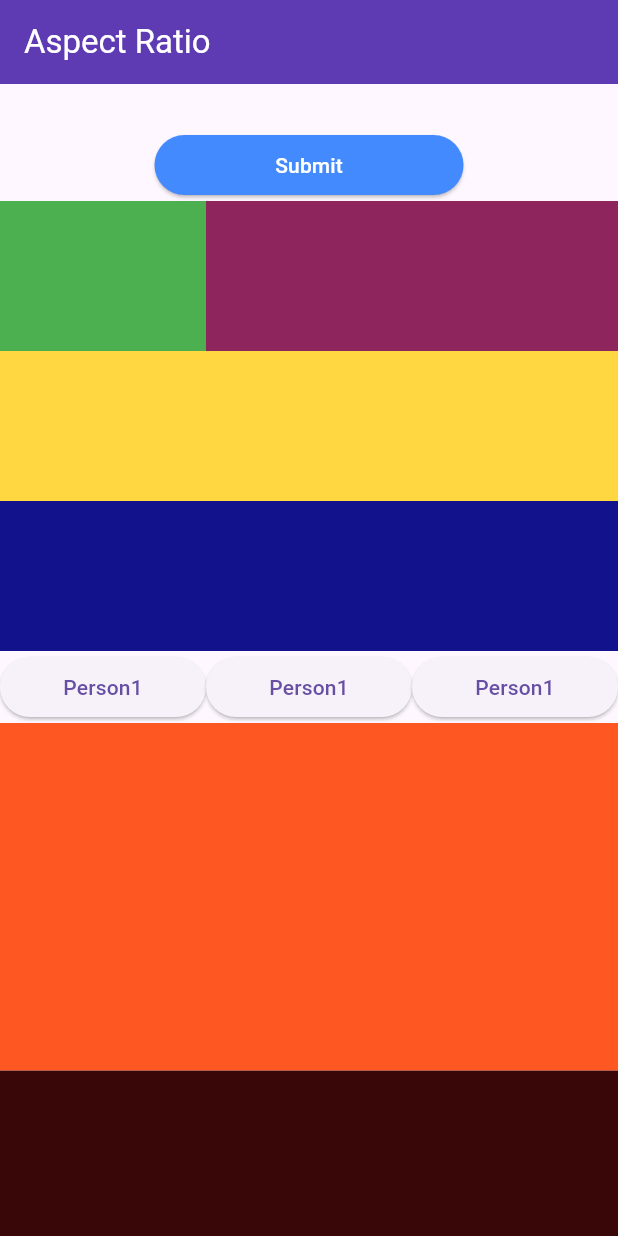
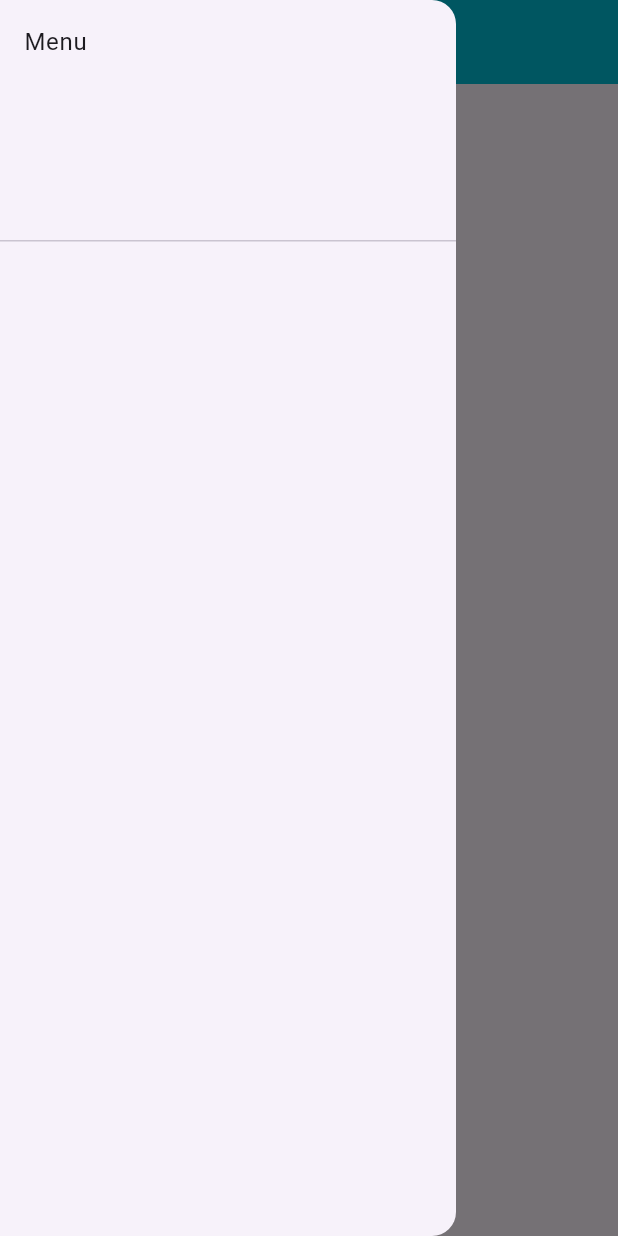
Before and after one commit to aftabuddin007/stateful_Widget, a Flutter app: the screen it shows after launch, with the side drawer open (before the commit the screen has no drawer), on a phone screen of 412 x 824 dp. Run offline on Flutter 3.47's test engine with Material 3 defaults, Android fonts, the phone set to English and light mode, and no system bars.

Commit message:
make drawer

```diff
--- a/lib/main.dart
+++ b/lib/main.dart
@@ -1,6 +1,7 @@
 import 'package:flutter/material.dart';
 import 'package:stateful_widget1/Mquery.dart';
 import 'package:stateful_widget1/Ratio.dart';
+import 'package:stateful_widget1/tabe.dart';
 import 'package:stateful_widget1/todoApp.dart';
 import 'package:stateful_widget1/widget/CityCard.dart';
 
@@ -16,7 +17,9 @@ class MyApp extends StatelessWidget {
     return MaterialApp(
       debugShowCheckedModeBanner: false,
       title: "Aftab",
-      home: Ratio(),
+      home:MyTabe(),
+
+      //  Ratio(),
       //  Mquery()
       // TodoApp(),
     );
--- /dev/null
+++ b/lib/tabe.dart
@@ -0,0 +1,25 @@
+import 'package:flutter/material.dart';
+
+class MyTabe extends StatefulWidget {
+  const MyTabe({super.key});
+
+  @override
+  State<MyTabe> createState() => _MyTabeState();
+}
+
+class _MyTabeState extends State<MyTabe> {
+  @override
+  Widget build(BuildContext context) {
+    return Scaffold(
+      appBar: AppBar(
+        title: Text("Drawer Tab"),
+        backgroundColor: Colors.cyan,
+        foregroundColor: Colors.pinkAccent,
+        centerTitle: true,
+      ),
+      drawer: Drawer(
+        child: ListView(children: [DrawerHeader(child: Text("Menu"))]),
+      ),
+    );
+  }
+}
```
